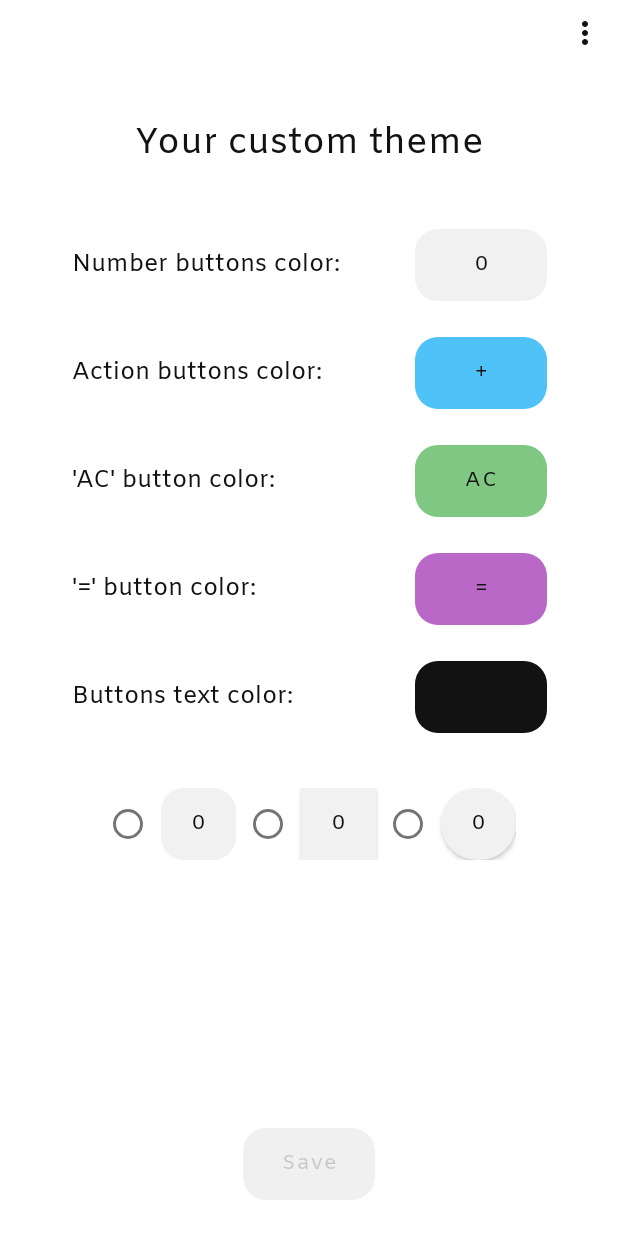
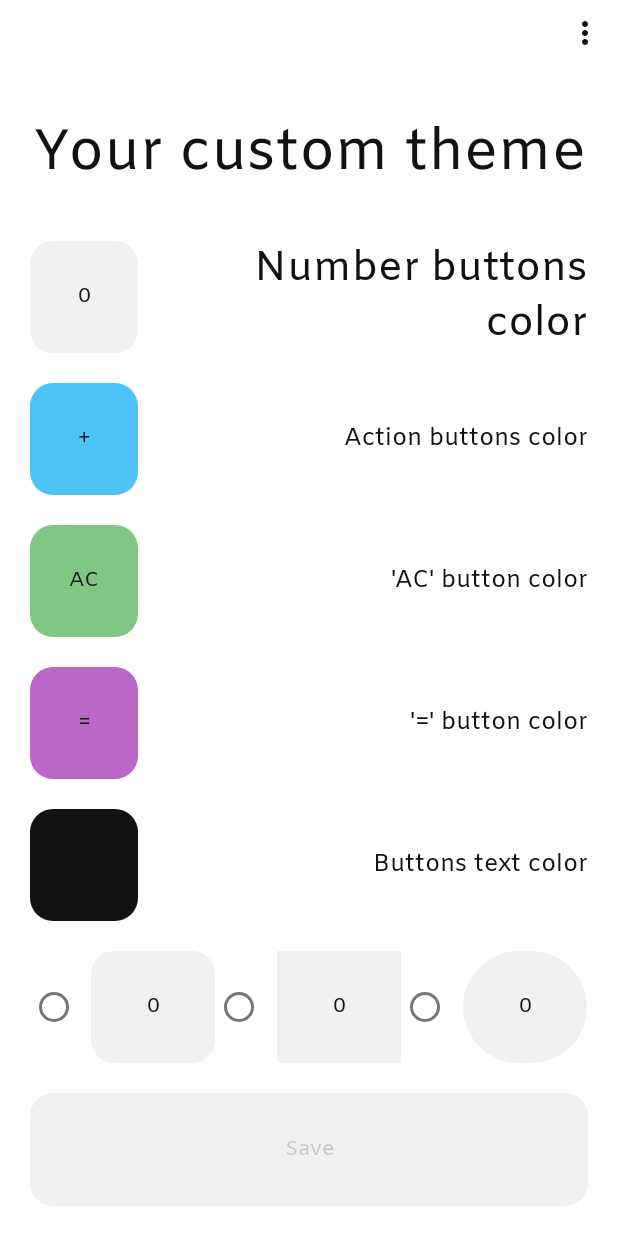
Before and after one commit to IlyasMukatdisov/EasyCalculator, an Android app: the CustomizationActivity screen opened directly, with no data from a screen before it, on a phone screen of 412 x 824 dp. Run offline under Robolectric (Android 15) with nearby library versions, the phone set to English and light mode, and no system bars; libraries missing offline, so code that uses them is left out: com.azeesoft.lib.

Commit message:
fixed customization layout

```diff
--- a/app/src/main/java/com/gmail/mukatdisovilyas/easycalculator/CustomizationActivity.kt
+++ b/app/src/main/java/com/gmail/mukatdisovilyas/easycalculator/CustomizationActivity.kt
@@ -10,6 +10,7 @@ import android.graphics.Color
 import android.os.Build
 import android.os.Bundle
 import android.transition.TransitionManager
+import android.util.TypedValue
 import android.view.MotionEvent
 import android.view.View
 import android.widget.*
@@ -26,7 +27,6 @@ class CustomizationActivity : AppCompatActivity(), View.OnClickListener, View.On
 {
 
     private lateinit var llMenu: LinearLayout
-    private lateinit var ccContent: ConstraintLayout
 
     private lateinit var btnNumbersColor: Button
     private lateinit var btnActionsColor: Button
@@ -188,12 +188,12 @@ class CustomizationActivity : AppCompatActivity(), View.OnClickListener, View.On
 
         btnTextColor.textSize = textSize
 
-        tvNumbers.textSize = textSize
-        tvActions.textSize = textSize
-        tvAc.textSize = textSize
-        tvEqual.textSize = textSize
-        tvTextColor.textSize = textSize
-        tvTitle.textSize = textSize * 3 / 2
+        val tvTextSize = tvNumbers.textSize /resources.displayMetrics.scaledDensity
+        tvActions.setTextSize(TypedValue.COMPLEX_UNIT_SP,tvTextSize)
+        tvAc.setTextSize(TypedValue.COMPLEX_UNIT_SP,tvTextSize)
+        tvEqual.setTextSize(TypedValue.COMPLEX_UNIT_SP,tvTextSize)
+        tvTextColor.setTextSize(TypedValue.COMPLEX_UNIT_SP,tvTextSize)
+        tvTitle.setTextSize(TypedValue.COMPLEX_UNIT_SP,tvTextSize)
 
         btnRounded.textSize = textSize
         btnRectangle.textSize = textSize
@@ -328,7 +328,6 @@ class CustomizationActivity : AppCompatActivity(), View.OnClickListener, View.On
 
         llMenu = findViewById(R.id.ll_menu)
 
-        ccContent=findViewById(R.id.cc_content)
 
         btnNumbersColor = findViewById(R.id.btn_numbers_color)
         btnActionsColor = findViewById(R.id.btn_actions_color)
--- a/app/src/main/res/layout/activity_customization.xml
+++ b/app/src/main/res/layout/activity_customization.xml
@@ -1,39 +1,86 @@
 <?xml version="1.0" encoding="utf-8"?>
-<androidx.constraintlayout.widget.ConstraintLayout xmlns:android="http://schemas.android.com/apk/res/android"
+<LinearLayout xmlns:android="http://schemas.android.com/apk/res/android"
     xmlns:app="http://schemas.android.com/apk/res-auto"
     xmlns:tools="http://schemas.android.com/tools"
     android:id="@+id/cc_parent"
     android:layout_width="match_parent"
     android:layout_height="match_parent"
+    android:orientation="vertical"
     tools:context=".CustomizationActivity">
 
-    <androidx.constraintlayout.widget.ConstraintLayout
-        android:id="@+id/cc_content"
+
+    <LinearLayout
+        android:id="@+id/ll_menu"
+        android:layout_width="match_parent"
+        android:layout_height="50dp"
+        android:gravity="end"
+        app:layout_constraintEnd_toEndOf="parent"
+        app:layout_constraintTop_toTopOf="parent">
+
+        <ImageButton
+            android:id="@+id/btn_menu"
             android:layout_width="wrap_content"
             android:layout_height="wrap_content"
+            android:layout_marginTop="10dp"
+            android:layout_marginEnd="10dp"
+            android:background="@drawable/buttons_round"
+            android:backgroundTint="@color/white"
+            android:contentDescription="@string/btn_menu"
+            android:src="@drawable/ic_more_vert_black"
+            app:layout_constraintEnd_toEndOf="parent"
+            app:layout_constraintTop_toTopOf="parent" />
+
+    </LinearLayout>
+
+    <androidx.appcompat.widget.LinearLayoutCompat
+        android:id="@+id/cc_content"
+        android:layout_width="match_parent"
+        android:layout_height="0dp"
         android:layout_marginTop="16dp"
-        app:layout_constraintBottom_toBottomOf="parent"
+        android:layout_weight="0.7"
+        android:orientation="vertical"
+        app:layout_constraintBottom_toTopOf="@+id/btn_cc_save"
         app:layout_constraintEnd_toEndOf="parent"
         app:layout_constraintStart_toStartOf="parent"
         app:layout_constraintTop_toBottomOf="@+id/tv_cc_title"
         app:layout_constraintVertical_bias="0.01999998">
 
-        <TextView
-            android:id="@+id/tv_cc_numbers_color"
-            android:layout_width="wrap_content"
-            android:layout_height="wrap_content"
-            android:layout_marginTop="32dp"
-            android:text="@string/number_buttons_color"
+        <LinearLayout
+            android:layout_width="match_parent"
+            android:layout_height="0dp"
+            android:layout_weight="1"
+            android:layout_marginStart="20dp"
+            android:layout_marginEnd="20dp"
+            android:gravity="center">
+
+            <androidx.appcompat.widget.AppCompatTextView
+                app:autoSizeTextType="uniform"
+                android:id="@+id/tv_cc_title"
+                android:layout_width="match_parent"
+                android:layout_height="match_parent"
+                android:gravity="center"
+                android:text="@string/your_custom_theme"
                 android:textColor="@color/black"
-            android:textSize="16sp"
-            app:layout_constraintStart_toStartOf="parent"
-            app:layout_constraintTop_toTopOf="parent" />
+                android:textSize="24sp" />
+
+        </LinearLayout>
+
+
+        <LinearLayout
+            android:layout_width="match_parent"
+            android:layout_height="0dp"
+            android:layout_marginStart="20dp"
+            android:layout_marginEnd="20dp"
+            android:layout_weight="1"
+            android:gravity="start"
+            android:layout_marginTop="20dp">
 
             <Button
                 android:id="@+id/btn_numbers_color"
-            android:layout_width="wrap_content"
-            android:layout_height="wrap_content"
-            android:layout_marginStart="50dp"
+                style="?android:attr/borderlessButtonStyle"
+                android:layout_width="0dp"
+                android:layout_height="match_parent"
+                android:layout_weight="0.2"
                 android:background="@drawable/buttons_round"
                 android:text="@string/btn_zero"
                 android:textColor="@color/black"
@@ -41,10 +88,92 @@
                 app:layout_constraintStart_toEndOf="@+id/tv_cc_numbers_color"
                 app:layout_constraintTop_toTopOf="@+id/tv_cc_numbers_color" />
 
+            <androidx.appcompat.widget.AppCompatTextView
+                android:layout_marginStart="10dp"
+                app:autoSizeTextType="uniform"
+                android:id="@+id/tv_cc_numbers_color"
+                android:layout_width="0dp"
+                android:layout_height="match_parent"
+                android:layout_weight="0.8"
+                android:gravity="end|center_vertical"
+                android:text="@string/number_buttons_color"
+                android:textColor="@color/black"
+                android:textSize="16sp"
+                app:layout_constraintStart_toStartOf="parent"
+                app:layout_constraintTop_toTopOf="parent" />
+
+
+        </LinearLayout>
+
+
+        <LinearLayout
+            android:layout_width="match_parent"
+            android:layout_height="0dp"
+            android:layout_marginStart="20dp"
+            android:layout_marginEnd="20dp"
+            android:layout_weight="1"
+            android:gravity="start"
+            android:layout_marginTop="20dp">
+
+            <Button
+
+                android:id="@+id/btn_actions_color"
+                style="?android:attr/borderlessButtonStyle"
+                android:layout_width="0dp"
+                android:layout_height="match_parent"
+                android:layout_weight="0.2"
+                android:background="@drawable/buttons_round"
+                android:text="@string/btn_plus"
+                android:textColor="@color/black"
+                app:layout_constraintBottom_toBottomOf="@+id/tv_cc_actions_color"
+                app:layout_constraintEnd_toEndOf="@+id/btn_numbers_color"
+                app:layout_constraintStart_toStartOf="@+id/btn_numbers_color"
+                app:layout_constraintTop_toTopOf="@+id/tv_cc_actions_color" />
+
+            <LinearLayout
+                android:layout_width="0dp"
+                android:layout_height="match_parent"
+                android:layout_weight="0.8"
+                android:layout_marginStart="10dp"
+                android:gravity="end">
+
+                <androidx.appcompat.widget.AppCompatTextView
+                    android:layout_marginStart="10dp"
+                    android:id="@+id/tv_cc_actions_color"
+                    android:layout_width="wrap_content"
+                    android:layout_height="match_parent"
+                    android:layout_gravity="end"
+                    android:gravity="start|center_vertical"
+                    android:text="@string/action_buttons_color"
+                    android:textColor="@color/black"
+                    android:textSize="16sp"
+                    app:layout_constraintStart_toStartOf="parent"
+                    app:layout_constraintTop_toBottomOf="@+id/tv_cc_numbers_color" />
+
+            </LinearLayout>
+
+
+
+
+        </LinearLayout>
+
+
+        <LinearLayout
+            android:layout_width="match_parent"
+            android:layout_height="0dp"
+            android:layout_marginStart="20dp"
+            android:layout_marginEnd="20dp"
+            android:layout_weight="1"
+            android:gravity="start"
+            android:layout_marginTop="20dp">
+
             <Button
                 android:id="@+id/btn_ac_color"
-            android:layout_width="wrap_content"
-            android:layout_height="wrap_content"
+
+                style="?android:attr/borderlessButtonStyle"
+                android:layout_width="0dp"
+                android:layout_height="match_parent"
+                android:layout_weight="0.2"
                 android:background="@drawable/buttons_round"
                 android:text="@string/btn_ac"
                 android:textColor="@color/black"
@@ -53,10 +182,47 @@
                 app:layout_constraintStart_toStartOf="@+id/btn_actions_color"
                 app:layout_constraintTop_toTopOf="@+id/tv_cc_ac_color" />
 
+        <LinearLayout
+            android:layout_width="0dp"
+            android:layout_height="match_parent"
+            android:layout_weight="0.8"
+            android:gravity="end"
+            android:layout_marginStart="10dp">
+
+            <androidx.appcompat.widget.AppCompatTextView
+                android:layout_marginStart="10dp"
+                android:id="@+id/tv_cc_ac_color"
+                android:layout_width="wrap_content"
+                android:layout_height="match_parent"
+                android:gravity="start|center_vertical"
+                android:text="@string/ac_button_color"
+                android:textColor="@color/black"
+                android:textSize="16sp"
+                app:layout_constraintStart_toStartOf="parent"
+                app:layout_constraintTop_toBottomOf="@+id/tv_cc_actions_color" />
+        </LinearLayout>
+
+
+
+
+        </LinearLayout>
+
+
+        <LinearLayout
+            android:layout_width="match_parent"
+            android:layout_height="0dp"
+            android:layout_marginStart="20dp"
+            android:layout_marginEnd="20dp"
+            android:layout_weight="1"
+            android:gravity="start"
+            android:layout_marginTop="20dp">
+
             <Button
                 android:id="@+id/btn_equal_color"
-            android:layout_width="wrap_content"
-            android:layout_height="wrap_content"
+                style="?android:attr/borderlessButtonStyle"
+                android:layout_width="0dp"
+                android:layout_height="match_parent"
+                android:layout_weight="0.2"
                 android:background="@drawable/buttons_round"
                 android:text="@string/btn_equal"
                 android:textColor="@color/black"
@@ -65,67 +231,53 @@
                 app:layout_constraintStart_toStartOf="@+id/btn_ac_color"
                 app:layout_constraintTop_toTopOf="@+id/tv_cc_equal_color" />
 
-        <TextView
-            android:id="@+id/tv_cc_actions_color"
-            android:layout_width="wrap_content"
-            android:layout_height="wrap_content"
-            android:layout_marginTop="50dp"
-            android:text="@string/action_buttons_color"
-            android:textColor="@color/black"
-            android:textSize="16sp"
-            app:layout_constraintStart_toStartOf="parent"
-            app:layout_constraintTop_toBottomOf="@+id/tv_cc_numbers_color" />
+            <LinearLayout
+                android:layout_width="0dp"
+                android:layout_height="match_parent"
+                android:layout_weight="0.8"
+                android:gravity="end"
+                android:layout_marginStart="10dp">
 
                 <TextView
+                    android:layout_marginStart="10dp"
                     android:id="@+id/tv_cc_equal_color"
                     android:layout_width="wrap_content"
-            android:layout_height="wrap_content"
-            android:layout_marginTop="50dp"
+                    android:layout_height="match_parent"
+                    android:gravity="start|center_vertical"
                     android:text="@string/equal_button_color"
                     android:textColor="@color/black"
                     android:textSize="16sp"
                     app:layout_constraintStart_toStartOf="parent"
                     app:layout_constraintTop_toBottomOf="@+id/tv_cc_ac_color" />
 
-        <Button
-            android:id="@+id/btn_actions_color"
-            android:layout_width="wrap_content"
-            android:layout_height="wrap_content"
-            android:background="@drawable/buttons_round"
-            android:text="@string/btn_plus"
-            android:textColor="@color/black"
-            app:layout_constraintBottom_toBottomOf="@+id/tv_cc_actions_color"
-            app:layout_constraintEnd_toEndOf="@+id/btn_numbers_color"
-            app:layout_constraintStart_toStartOf="@+id/btn_numbers_color"
-            app:layout_constraintTop_toTopOf="@+id/tv_cc_actions_color" />
 
-        <TextView
-            android:id="@+id/tv_cc_ac_color"
-            android:layout_width="wrap_content"
-            android:layout_height="wrap_content"
-            android:layout_marginTop="50dp"
-            android:text="@string/ac_button_color"
-            android:textColor="@color/black"
-            android:textSize="16sp"
-            app:layout_constraintStart_toStartOf="parent"
-            app:layout_constraintTop_toBottomOf="@+id/tv_cc_actions_color" />
+            </LinearLayout>
 
 
-        <TextView
-            android:id="@+id/tv_buttons_text_color"
-            android:layout_width="wrap_content"
-            android:layout_height="wrap_content"
-            android:layout_marginTop="50dp"
-            android:text="@string/buttons_text_color"
-            android:textColor="@color/black"
-            android:textSize="16sp"
-            app:layout_constraintStart_toStartOf="parent"
-            app:layout_constraintTop_toBottomOf="@+id/tv_cc_equal_color" />
+
+
+
+
+        </LinearLayout>
+
+
+        <LinearLayout
+            android:layout_width="match_parent"
+            android:layout_height="0dp"
+            android:layout_marginStart="20dp"
+            android:layout_marginEnd="20dp"
+            android:layout_weight="1"
+            android:gravity="start"
+            android:layout_marginTop="20dp">
+
 
             <Button
                 android:id="@+id/btn_text_color"
-            android:layout_width="wrap_content"
-            android:layout_height="wrap_content"
+
+                style="?android:attr/borderlessButtonStyle"
+                android:layout_width="0dp"
+                android:layout_height="match_parent"
+                android:layout_weight="0.2"
                 android:background="@drawable/buttons_round"
                 android:text=""
                 android:textColor="@color/black"
@@ -134,27 +286,56 @@
                 app:layout_constraintStart_toStartOf="@+id/btn_ac_color"
                 app:layout_constraintTop_toTopOf="@+id/tv_buttons_text_color" />
 
+        <LinearLayout
+            android:layout_width="0dp"
+            android:layout_height="match_parent"
+            android:layout_weight="0.8"
+            android:gravity="end"
+            android:layout_marginStart="10dp">
+
+
+            <androidx.appcompat.widget.AppCompatTextView
+                android:layout_marginStart="10dp"
+                android:id="@+id/tv_buttons_text_color"
+                android:layout_width="wrap_content"
+                android:layout_height="match_parent"
+                android:gravity="start|center_vertical"
+                android:text="@string/buttons_text_color"
+                android:textColor="@color/black"
+                android:textSize="16sp"
+                app:layout_constraintStart_toStartOf="parent"
+                app:layout_constraintTop_toBottomOf="@+id/tv_cc_equal_color" />
+
+        </LinearLayout>
+
+
+
+        </LinearLayout>
+
+
         <RadioGroup
             android:id="@+id/radio_group_shapes"
-            android:layout_width="wrap_content"
-            android:layout_height="wrap_content"
-            android:layout_marginTop="50dp"
+            android:layout_width="match_parent"
+            android:layout_height="0dp"
+            android:layout_marginStart="20dp"
+            android:layout_marginEnd="20dp"
+            android:layout_weight="1"
+            android:gravity="start"
             android:orientation="horizontal"
-            app:layout_constraintEnd_toEndOf="@+id/btn_equal_color"
-            app:layout_constraintStart_toStartOf="parent"
-            app:layout_constraintTop_toBottomOf="@+id/tv_buttons_text_color">
+            android:layout_marginTop="20dp">
 
             <com.google.android.material.radiobutton.MaterialRadioButton
                 android:id="@+id/radio_rounded"
-                android:layout_width="wrap_content"
-                android:layout_height="wrap_content"
-                android:layout_marginEnd="-10dp"
-                android:gravity="center" />
+                android:layout_width="0dp"
+                android:layout_height="match_parent"
+                android:layout_weight="0.1" />
 
             <Button
                 android:id="@+id/btn_rounded"
-                android:layout_width="50dp"
+                style="?android:attr/borderlessButtonStyle"
+                android:layout_width="0dp"
                 android:layout_height="match_parent"
+                android:layout_weight="0.2"
                 android:background="@drawable/buttons_round"
                 android:clickable="false"
                 android:text="@string/btn_zero"
@@ -162,15 +343,16 @@
 
             <com.google.android.material.radiobutton.MaterialRadioButton
                 android:id="@+id/radio_rectangle"
-                android:layout_width="wrap_content"
-                android:layout_height="wrap_content"
-                android:layout_marginStart="5dp"
-                android:layout_marginEnd="-10dp" />
+                android:layout_width="0dp"
+                android:layout_height="match_parent"
+                android:layout_weight="0.1" />
 
             <Button
                 android:id="@+id/btn_rectangle"
-                android:layout_width="50dp"
-                android:layout_height="wrap_content"
+                style="?android:attr/borderlessButtonStyle"
+                android:layout_width="0dp"
+                android:layout_height="match_parent"
+                android:layout_weight="0.2"
                 android:background="@drawable/buttons_rectangle"
                 android:clickable="false"
                 android:text="@string/btn_zero"
@@ -178,15 +360,16 @@
 
             <com.google.android.material.radiobutton.MaterialRadioButton
                 android:id="@+id/radio_circle"
-                android:layout_width="wrap_content"
+                android:layout_width="0dp"
                 android:layout_height="wrap_content"
-                android:layout_marginStart="5dp"
-                android:layout_marginEnd="-10dp" />
+                android:layout_weight="0.1" />
 
             <Button
                 android:id="@+id/btn_circle"
-                android:layout_width="50dp"
-                android:layout_height="wrap_content"
+                style="?android:attr/borderlessButtonStyle"
+                android:layout_width="0dp"
+                android:layout_height="match_parent"
+                android:layout_weight="0.2"
                 android:background="@drawable/buttons_circle"
                 android:clickable="false"
                 android:text="@string/btn_zero"
@@ -195,26 +378,17 @@
         </RadioGroup>
 
 
-    </androidx.constraintlayout.widget.ConstraintLayout>
-
-    <TextView
-        android:id="@+id/tv_cc_title"
-        android:layout_width="wrap_content"
-        android:layout_height="wrap_content"
-        android:text="@string/your_custom_theme"
-        android:textColor="@color/black"
-        android:textSize="24sp"
-        app:layout_constraintBottom_toBottomOf="parent"
-        app:layout_constraintEnd_toEndOf="parent"
-        app:layout_constraintStart_toStartOf="parent"
-        app:layout_constraintTop_toTopOf="parent"
-        app:layout_constraintVertical_bias="0.100000024" />
+        <LinearLayout
+            android:layout_width="match_parent"
+            android:layout_height="0dp"
+            android:layout_weight="1"
+            android:layout_margin="20dp">
 
             <Button
                 android:id="@+id/btn_cc_save"
-        android:layout_width="wrap_content"
-        android:layout_height="wrap_content"
-        android:layout_marginBottom="24dp"
+                android:layout_width="match_parent"
+                android:layout_height="match_parent"
+                style="?android:attr/borderlessButtonStyle"
                 android:alpha="0.5"
                 android:background="@drawable/buttons_round"
                 android:enabled="false"
@@ -223,29 +397,10 @@
                 app:layout_constraintBottom_toBottomOf="parent"
                 app:layout_constraintEnd_toEndOf="parent"
                 app:layout_constraintStart_toStartOf="parent" />
-
-    <LinearLayout
-        android:id="@+id/ll_menu"
-        android:layout_width="50dp"
-        android:layout_height="50dp"
-        app:layout_constraintEnd_toEndOf="parent"
-        app:layout_constraintTop_toTopOf="parent"
-        android:gravity="end">
-
-        <ImageButton
-            android:id="@+id/btn_menu"
-            android:layout_width="wrap_content"
-            android:layout_height="wrap_content"
-            app:layout_constraintEnd_toEndOf="parent"
-            app:layout_constraintTop_toTopOf="parent"
-            android:src="@drawable/ic_more_vert_black"
-            android:background="@drawable/buttons_round"
-            android:backgroundTint="@color/white"
-            android:contentDescription="@string/btn_menu"
-            android:layout_marginEnd="10dp"
-            android:layout_marginTop="10dp"/>
-
         </LinearLayout>
 
 
-</androidx.constraintlayout.widget.ConstraintLayout>
+    </androidx.appcompat.widget.LinearLayoutCompat>
+
+
+</LinearLayout>
--- a/app/src/main/res/values/strings.xml
+++ b/app/src/main/res/values/strings.xml
@@ -42,11 +42,11 @@
     <string name="btn_arc_sin">asin</string>
     <string name="btn_arc_cos">acos</string>
     <string name="btn_arc_tan">atan</string>
-    <string name="number_buttons_color">Number buttons color:</string>
-    <string name="action_buttons_color">Action buttons color:</string>
-    <string name="equal_button_color">\'=\' button color:</string>
-    <string name="ac_button_color">\'AC\' button color:</string>
-    <string name="buttons_text_color">Buttons text color:</string>
+    <string name="number_buttons_color">Number buttons color</string>
+    <string name="action_buttons_color">Action buttons color</string>
+    <string name="equal_button_color">\'=\' button color</string>
+    <string name="ac_button_color">\'AC\' button color</string>
+    <string name="buttons_text_color">Buttons text color</string>
     <string name="your_custom_theme">Your custom theme</string>
     <string name="btn_save">Save</string>
     <string name="btn_menu">Menu</string>
```
Lines whose indentation alone changed are shown as unchanged.
